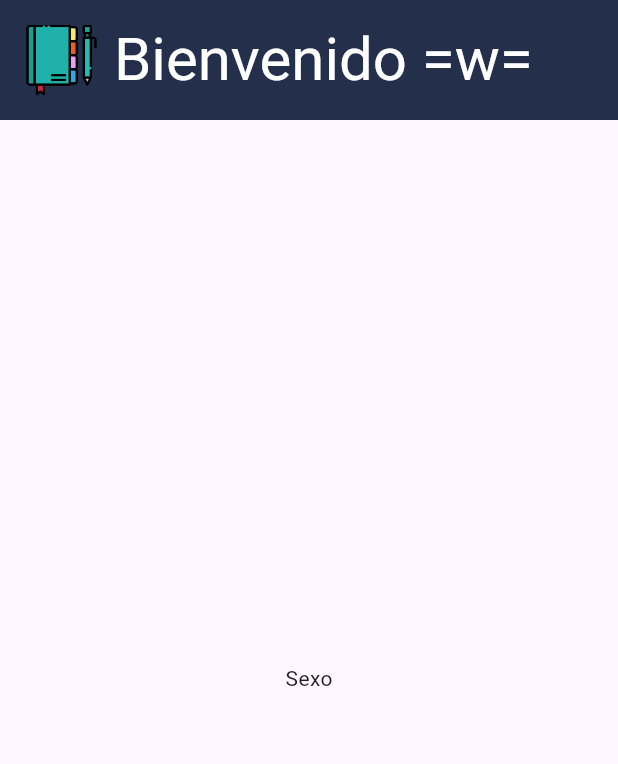
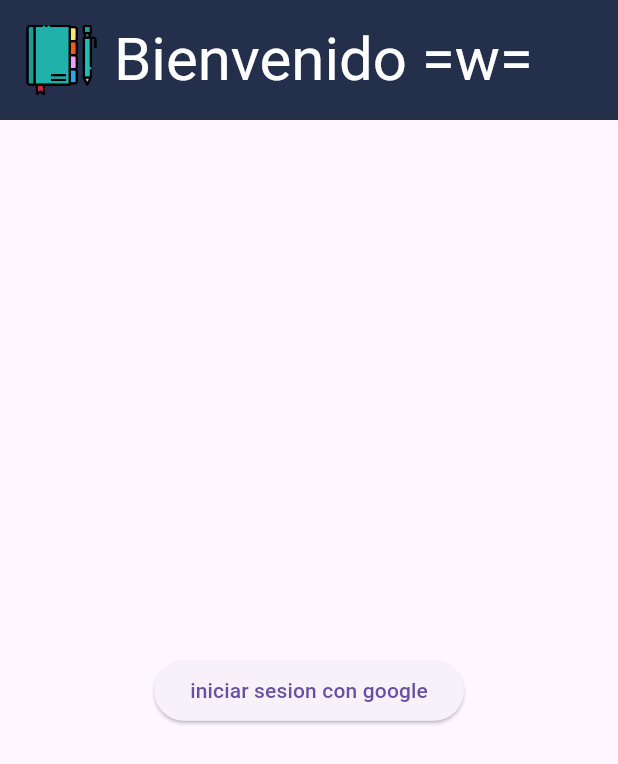
Before and after one commit to Gokarson1/AgendaCompuMovil, a Flutter app: the screen it shows after launch, on a phone screen of 412 x 824 dp. Shown: the top 764 px of the screen. Run offline on Flutter 3.47's test engine with Material 3 defaults, Android fonts, the phone set to English and light mode, and no system bars; our stand-ins replace google_sign_in, logger.

Commit message:
log con google

```diff
--- a/lib/Pages/Home.dart
+++ b/lib/Pages/Home.dart
@@ -1,3 +1,4 @@
+import 'package:agenda_compumovil/Pages/pagtarea.dart';
 import 'package:flutter/material.dart';
 import 'package:google_sign_in/google_sign_in.dart';
 import 'package:logger/logger.dart';
@@ -15,7 +16,7 @@ class Home extends StatelessWidget {
     bool auth =false;
     try {
       final GoogleSignInAccount? account = await _googleSignIn.signIn();
-if (account!=null){
+  if (account!=null){
   GoogleSignInAuthentication authentication= await account.authentication;
   final String idToken = authentication.idToken ?? '';
   final String accessToken = authentication.accessToken ?? '';
@@ -54,8 +55,30 @@ if (account!=null){
         ),
         toolbarHeight: 80.0,
       ),
-      body: const Center(
-        child: Text("Sexo"),
+      body:  Center(
+        child: Padding(
+          padding:  const EdgeInsets.all(17),
+          child: Column(
+            mainAxisAlignment: MainAxisAlignment.center,
+            children: [
+              const SizedBox(height: 17),
+              ElevatedButton(onPressed: (){
+                _autenticacion().then((ok){
+                  if(ok){
+                    Navigator.push(context, MaterialPageRoute(
+                      builder: (context){
+                        return const Pagtarea();
+                      },
+                      ));
+                  }else {
+                    _logger.e('fallo la authentication');
+                  }
+                });
+              } ,
+              child: const Text('iniciar sesion con google'))
+            ],
+          ),
+        ),
       ),
     );
   }
```
Also changed, not shown: lib/Pages/pagtarea.dart (added, +35 -0 lines), 1 other file.
